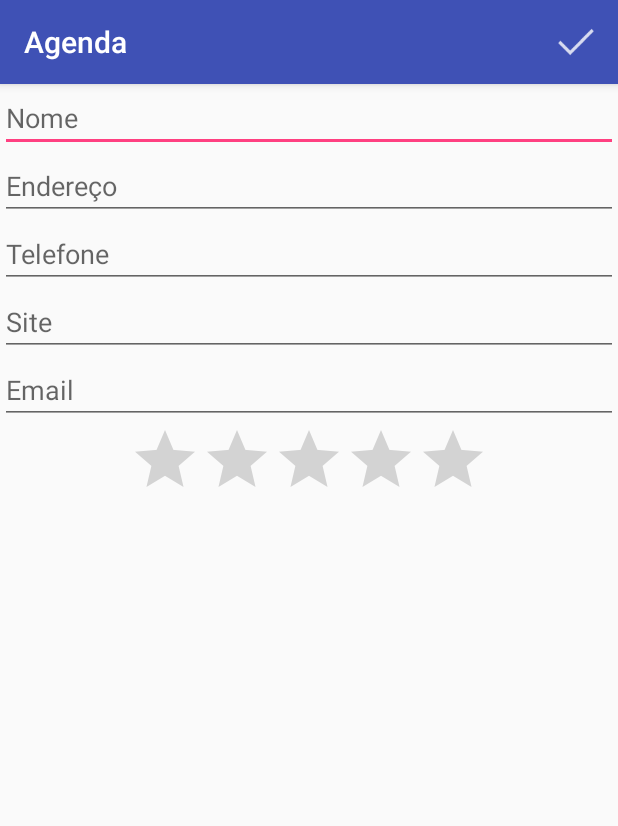
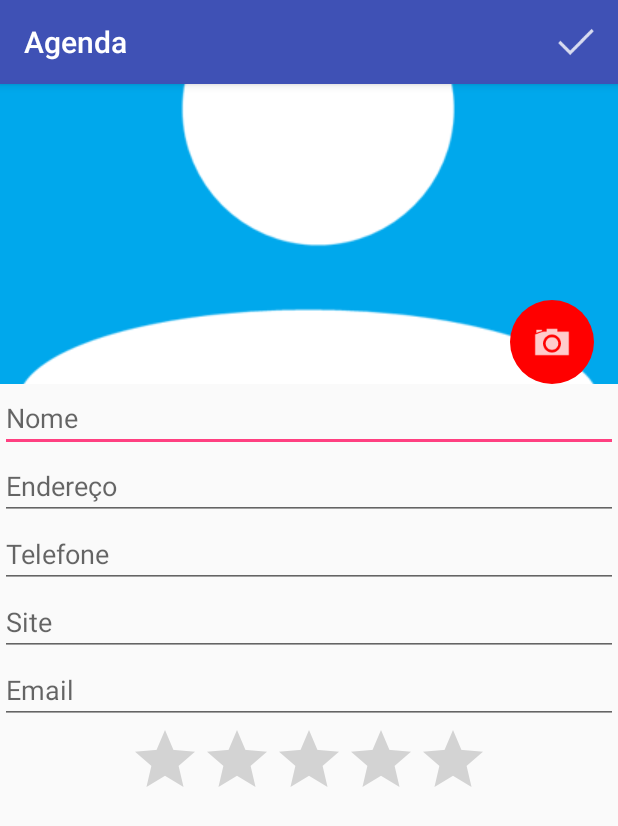
Before and after one commit to naaramusse/agenda, an Android app: the FormularioActivity screen opened directly, with no data from a screen before it, on a phone screen of 412 x 824 dp. Shown: the top 826 px of the screen. Run offline under Robolectric (Android 15) with nearby library versions, the phone set to English and light mode, and no system bars.

Commit message:
inicio atividade 7

```diff
--- a/app/src/main/java/com/naara/agenda/FormularioActivity.java
+++ b/app/src/main/java/com/naara/agenda/FormularioActivity.java
@@ -1,6 +1,7 @@
 package com.naara.agenda;
 
 import android.content.Intent;
+import android.provider.MediaStore;
 import android.support.v7.app.AppCompatActivity;
 import android.os.Bundle;
 import android.view.Menu;
@@ -8,6 +9,7 @@ import android.view.MenuItem;
 import android.view.View;
 import android.widget.Button;
 import android.widget.EditText;
+import android.widget.ImageButton;
 import android.widget.RatingBar;
 import android.widget.Toast;
 
@@ -24,13 +26,22 @@ public class FormularioActivity extends AppCompatActivity {
 
         helper = new FormularioHelper(this);
 
-        Intent intent = getIntent();
+        final Intent intent = getIntent();
 
         Aluno aluno = (Aluno) intent.getSerializableExtra("aluno");
 
         if (aluno != null){
             helper.preencheFormulario(aluno);
         }
+
+        ImageButton novaFoto = (ImageButton) findViewById(R.id.nova_foto);
+        novaFoto.setOnClickListener(new View.OnClickListener() {
+            @Override
+            public void onClick(View v) {
+                Intent cameraIntent = new Intent(MediaStore.ACTION_IMAGE_CAPTURE);
+                startActivityForResult(cameraIntent, 564);
+            }
+        });
 
     }
 
@@ -49,7 +60,7 @@ public class FormularioActivity extends AppCompatActivity {
 
                 AlunoDAO dao = new AlunoDAO(this);
 
-                if (String.valueOf(aluno.getId()) == null){
+                if (aluno.getId() == null){
                     dao.insere(aluno);
                 } else {
                     dao.alteraAluno(aluno);
--- a/app/src/main/java/com/naara/agenda/ListaAlunosActivity.java
+++ b/app/src/main/java/com/naara/agenda/ListaAlunosActivity.java
@@ -67,7 +67,6 @@ public class ListaAlunosActivity extends AppCompatActivity {
                 Aluno aluno = (Aluno) listaAlunos.getItemAtPosition(position);
 
                 Intent intent = new Intent(ListaAlunosActivity.this, FormularioActivity.class);
-                startActivity(intent);
                 intent.putExtra("aluno", aluno);
                 startActivity(intent);
                 //Toast.makeText(ListaAlunosActivity.this, aluno.getNome().toString(), Toast.LENGTH_SHORT).show();
--- a/app/src/main/java/com/naara/agenda/modelo/Aluno.java
+++ b/app/src/main/java/com/naara/agenda/modelo/Aluno.java
@@ -8,7 +8,7 @@ import java.io.Serializable;
 
 public class Aluno implements Serializable {
 
-    private long id;
+    private Long id;
     private String nome;
     private String endereco;
     private String telefone;
@@ -16,7 +16,7 @@ public class Aluno implements Serializable {
     private String email;
     private double nota;
 
-    public long getId() {
+    public Long getId() {
         return id;
     }
 
--- a/app/src/main/res/layout/activity_formulario.xml
+++ b/app/src/main/res/layout/activity_formulario.xml
@@ -1,46 +1,76 @@
 <?xml version="1.0" encoding="utf-8"?>
 <ScrollView xmlns:android="http://schemas.android.com/apk/res/android"
     android:layout_width="match_parent"
-    android:layout_height="match_parent"
-    >
-<LinearLayout android:id="@+id/activity_formulario"
+    android:layout_height="match_parent">
+
+    <LinearLayout
+        android:id="@+id/activity_formulario"
         android:layout_width="match_parent"
         android:layout_height="match_parent"
         android:orientation="vertical">
+
+        <RelativeLayout
+            android:layout_width="wrap_content"
+            android:layout_height="wrap_content">
+
+            <ImageView
+                android:layout_width="match_parent"
+                android:layout_height="200dp"
+                android:scaleType="center"
+                android:src="@drawable/person" />
+
+            <ImageButton
+                android:id="@+id/nova_foto"
+                android:layout_width="56dp"
+                android:layout_height="56dp"
+                android:layout_alignParentBottom="true"
+                android:layout_alignParentRight="true"
+                android:layout_marginBottom="16dp"
+                android:layout_marginRight="16dp"
+                android:background="@drawable/fundo"
+                android:src="@drawable/ic_camera" />
+
+
+        </RelativeLayout>
+
 
         <EditText
             android:id="@+id/formulario_nome"
             android:layout_width="match_parent"
             android:layout_height="wrap_content"
-        android:hint="Nome"/>
+            android:hint="Nome" />
+
         <EditText
             android:id="@+id/formulario_endereco"
             android:layout_width="match_parent"
             android:layout_height="wrap_content"
-        android:hint="Endereço "/>
+            android:hint="Endereço " />
+
         <EditText
             android:id="@+id/formulario_telefone"
             android:layout_width="match_parent"
             android:layout_height="wrap_content"
-        android:hint="Telefone"/>
+            android:hint="Telefone" />
+
         <EditText
             android:id="@+id/formulario_site"
             android:layout_width="match_parent"
             android:layout_height="wrap_content"
-        android:hint="Site"/>
+            android:hint="Site" />
+
         <EditText
             android:id="@+id/formulario_email"
             android:layout_width="match_parent"
             android:layout_height="wrap_content"
-        android:hint="Email"/>
+            android:hint="Email" />
 
         <RatingBar
             android:id="@+id/formulario_nota"
             android:layout_width="wrap_content"
             android:layout_height="wrap_content"
             android:layout_gravity="center"
-        android:numStars="5"
-        android:max="10" />
+            android:max="10"
+            android:numStars="5" />
 
     </LinearLayout>
 </ScrollView>
```
Also changed, not shown: app/src/main/java/com/naara/agenda/dao/AlunoDAO.java (+10 -3 lines). Lines whose indentation alone changed are shown as unchanged.
